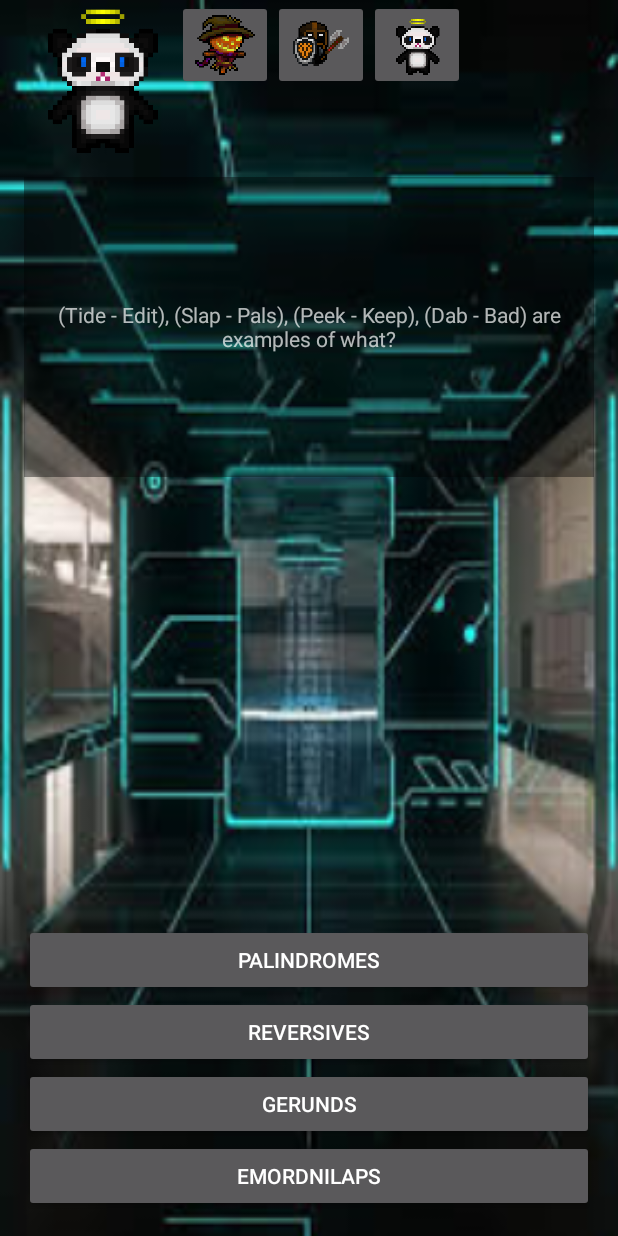
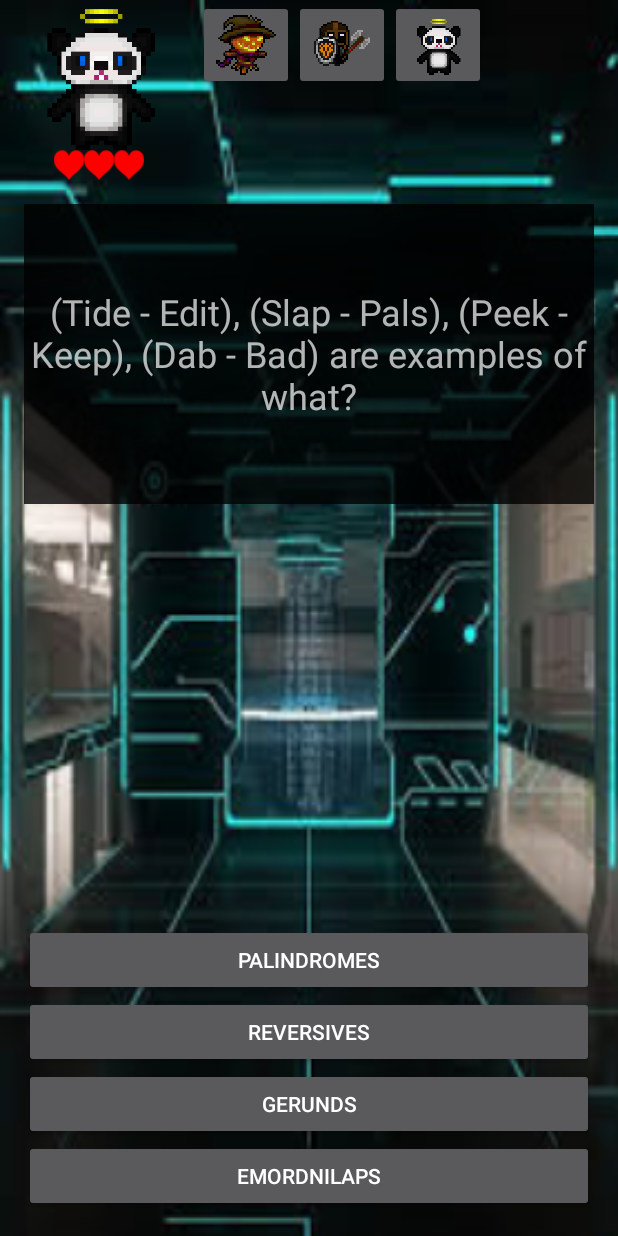
Before and after one commit to cerberus29/Sumultanea, an Android app: the PLAY screen opened directly, with no data from a screen before it, on a phone screen of 412 x 824 dp. Run offline under Robolectric (Android 15) with nearby library versions, the phone set to English and light mode, and no system bars.

```diff
--- a/app/src/main/res/layout/activity_play.xml
+++ b/app/src/main/res/layout/activity_play.xml
@@ -9,31 +9,55 @@
     android:background="@drawable/bgplay">
 
     <LinearLayout
-        android:id="@+id/playersLayout"
+        android:id="@+id/localPlayerLayout"
+        android:layout_width="wrap_content"
+        android:layout_height="wrap_content"
+        android:orientation="vertical"
+        app:layout_constraintTop_toTopOf="parent"
+        app:layout_constraintBottom_toTopOf="@+id/questionLayout"
+        app:layout_constraintLeft_toLeftOf="parent"
+        app:layout_constraintRight_toLeftOf="@+id/otherPlayersLayout"
+        android:layout_marginLeft="16dp"
+        android:layout_marginRight="16dp"
+        android:layout_marginStart="16dp"
+        android:layout_marginEnd="16dp">
+
+        <ImageView
+            android:id="@+id/imageView2"
+            android:layout_width="100dp"
+            android:layout_height="100dp"
+            android:adjustViewBounds="true"
+            app:srcCompat="@drawable/pump" />
+
+        <LinearLayout
+            android:id="@+id/localPlayerLivesLayout"
             android:layout_width="match_parent"
             android:layout_height="wrap_content"
             android:orientation="horizontal"
-        app:layout_constraintTop_toTopOf="parent"
-        app:layout_constraintBottom_toTopOf="@+id/questionLayout"
-        app:layout_constraintLeft_toLeftOf="parent"
-        app:layout_constraintRight_toRightOf="parent"
-        android:layout_marginLeft="16dp"
-        android:layout_marginRight="16dp"
-        android:layout_marginTop="0dp">
-
+            android:gravity="center">
             <ImageView
-            android:id="@+id/imageView2"
-            android:layout_width="102dp"
-            android:layout_height="wrap_content"
+                android:layout_width="30px"
+                android:layout_height="30px"
                 android:adjustViewBounds="true"
-            android:foregroundGravity="left"
-            app:srcCompat="@drawable/pump" />
+                app:srcCompat="@drawable/heart" />
+            <ImageView
+                android:layout_width="30px"
+                android:layout_height="30px"
+                android:adjustViewBounds="true"
+                app:srcCompat="@drawable/heart" />
+        </LinearLayout>
+    </LinearLayout>
 
     <LinearLayout
         android:id="@+id/otherPlayersLayout"
-            android:layout_width="match_parent"
+        android:layout_width="0dp"
         android:layout_height="60dp"
-            android:orientation="horizontal">
+        android:orientation="horizontal"
+        android:layout_marginEnd="16dp"
+        app:layout_constraintTop_toTopOf="@+id/localPlayerLayout"
+        app:layout_constraintLeft_toRightOf="@+id/localPlayerLayout"
+        app:layout_constraintRight_toRightOf="parent"
+        tools:layout_editor_absoluteY="0dp">
 
         <ImageButton
             android:layout_width="60dp"
@@ -48,34 +72,36 @@
             android:scaleType="centerCrop"
             app:srcCompat="@drawable/duel" />
     </LinearLayout>
-    </LinearLayout>
 
     <LinearLayout
         android:id="@+id/questionLayout"
         android:orientation="horizontal"
-        android:layout_width="match_parent"
+        android:layout_width="0dp"
         android:layout_height="wrap_content"
-        app:layout_constraintTop_toBottomOf="@+id/playersLayout"
+        app:layout_constraintTop_toBottomOf="@+id/localPlayerLayout"
         app:layout_constraintRight_toRightOf="parent"
         app:layout_constraintLeft_toLeftOf="parent"
         android:layout_marginLeft="16dp"
         android:layout_marginRight="16dp"
-        android:layout_marginTop="16dp">
+        android:layout_marginTop="16dp"
+        android:layout_marginStart="16dp"
+        android:layout_marginEnd="16dp">
 
         <TextView
             android:id="@+id/textView4"
             android:layout_width="0dp"
             android:layout_height="200dp"
             android:layout_weight="1"
-            android:background="@color/black_overlay"
             android:gravity="center"
-            android:text="TextView" />
+            android:text="TextView"
+            android:textSize="24sp"
+            android:background="#cc000000"/>
 
     </LinearLayout>
 
     <LinearLayout
         android:id="@+id/answersLayout"
-        android:layout_width="match_parent"
+        android:layout_width="0dp"
         android:layout_height="wrap_content"
         android:orientation="vertical"
         app:layout_constraintBottom_toBottomOf="parent"
@@ -83,7 +109,9 @@
         app:layout_constraintLeft_toLeftOf="parent"
         android:layout_marginLeft="16dp"
         android:layout_marginRight="16dp"
-        android:layout_marginBottom="16dp">
+        android:layout_marginBottom="16dp"
+        android:layout_marginStart="16dp"
+        android:layout_marginEnd="16dp">
 
         <Button
             android:text="Button"
@@ -114,6 +142,4 @@
             android:gravity="center" />
 
     </LinearLayout>
-
-
 </android.support.constraint.ConstraintLayout>
```
Lines whose indentation alone changed are shown as unchanged.
